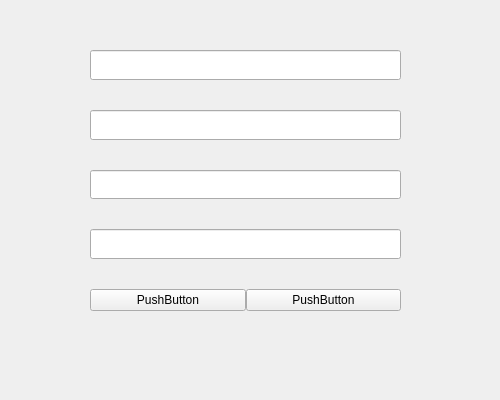
First picture: the form in ui/registration-programm_interface.ui, repository Cheef44/Tetridanoh, before the edit.
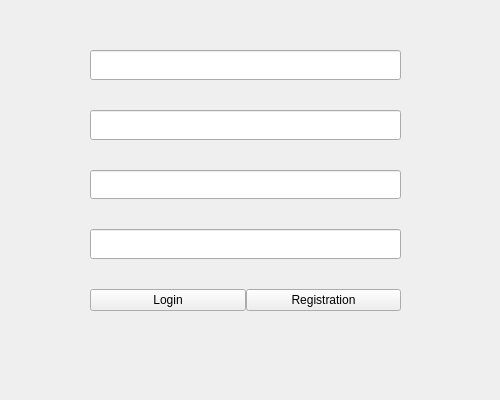
Second picture: the form after the edit.

Commit message: Интерфейсы: поиск чатов, регистрация

Diff of the .ui file:
```diff
--- a/ui/registration-programm_interface.ui
+++ b/ui/registration-programm_interface.ui
@@ -102,7 +102,7 @@
           </sizepolicy>
          </property>
          <property name="text">
-          <string>PushButton</string>
+          <string>Login</string>
          </property>
         </widget>
        </item>
@@ -115,7 +115,7 @@
           </sizepolicy>
          </property>
          <property name="text">
-          <string>PushButton</string>
+          <string>Registration</string>
          </property>
         </widget>
        </item>
```
Left out of the diff: 16 changed lines with no effect on the pictures.
